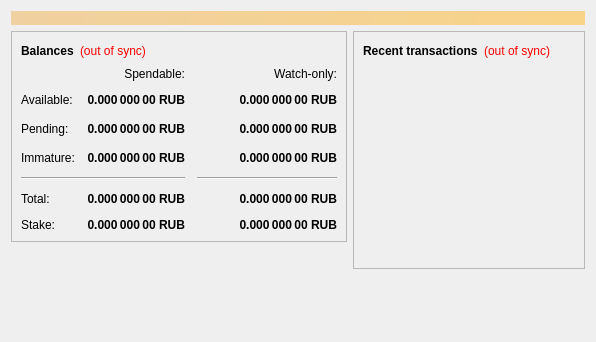
Old version of the form src/qt/forms/overviewpage.ui in the repository Exgibichi/cryptoruble.
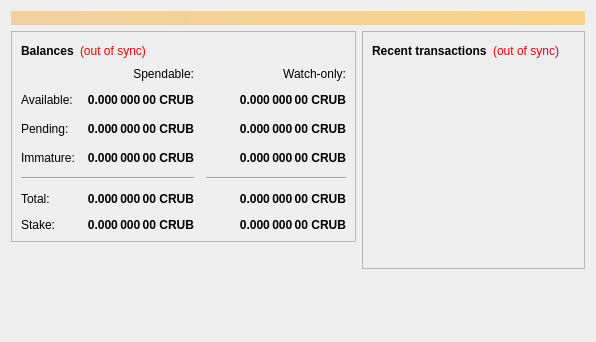
New version of the form.

Commit message: change ticker symbol RUB->CRUB

Patch:
```diff
--- a/src/qt/forms/overviewpage.ui
+++ b/src/qt/forms/overviewpage.ui
@@ -112,7 +112,7 @@
                <string>Unconfirmed transactions to watch-only addresses</string>
               </property>
               <property name="text">
-               <string notr="true">0.000 000 00 RUB</string>
+               <string notr="true">0.000 000 00 CRUB</string>
               </property>
               <property name="alignment">
                <set>Qt::AlignRight|Qt::AlignTrailing|Qt::AlignVCenter</set>
@@ -137,7 +137,7 @@
                <string>Total of transactions that have yet to be confirmed, and do not yet count toward the spendable balance</string>
               </property>
               <property name="text">
-               <string notr="true">0.000 000 00 RUB</string>
+               <string notr="true">0.000 000 00 CRUB</string>
               </property>
               <property name="alignment">
                <set>Qt::AlignRight|Qt::AlignTrailing|Qt::AlignVCenter</set>
@@ -162,7 +162,7 @@
                <string>Mined balance in watch-only addresses that has not yet matured</string>
               </property>
               <property name="text">
-               <string notr="true">0.000 000 00 RUB</string>
+               <string notr="true">0.000 000 00 CRUB</string>
               </property>
               <property name="alignment">
                <set>Qt::AlignRight|Qt::AlignTrailing|Qt::AlignVCenter</set>
@@ -220,7 +220,7 @@
                <string>Mined balance that has not yet matured</string>
               </property>
               <property name="text">
-               <string notr="true">0.000 000 00 RUB</string>
+               <string notr="true">0.000 000 00 CRUB</string>
               </property>
               <property name="alignment">
                <set>Qt::AlignRight|Qt::AlignTrailing|Qt::AlignVCenter</set>
@@ -265,7 +265,7 @@
                <string>Your current total balance</string>
               </property>
               <property name="text">
-               <string notr="true">0.000 000 00 RUB</string>
+               <string notr="true">0.000 000 00 CRUB</string>
               </property>
               <property name="alignment">
                <set>Qt::AlignRight|Qt::AlignTrailing|Qt::AlignVCenter</set>
@@ -290,7 +290,7 @@
                <string>Current total balance in watch-only addresses</string>
               </property>
               <property name="text">
-               <string notr="true">0.000 000 00 RUB</string>
+               <string notr="true">0.000 000 00 CRUB</string>
               </property>
               <property name="alignment">
                <set>Qt::AlignRight|Qt::AlignTrailing|Qt::AlignVCenter</set>
@@ -332,7 +332,7 @@
                <string>Your current spendable balance</string>
               </property>
               <property name="text">
-               <string notr="true">0.000 000 00 RUB</string>
+               <string notr="true">0.000 000 00 CRUB</string>
               </property>
               <property name="alignment">
                <set>Qt::AlignRight|Qt::AlignTrailing|Qt::AlignVCenter</set>
@@ -357,7 +357,7 @@
                <string>Your current balance in watch-only addresses</string>
               </property>
               <property name="text">
-               <string notr="true">0.000 000 00 RUB</string>
+               <string notr="true">0.000 000 00 CRUB</string>
               </property>
               <property name="alignment">
                <set>Qt::AlignRight|Qt::AlignTrailing|Qt::AlignVCenter</set>
@@ -406,7 +406,7 @@
                <string>Your current balance that is used in stake generation</string>
               </property>
               <property name="text">
-               <string notr="true">0.000 000 00 RUB</string>
+               <string notr="true">0.000 000 00 CRUB</string>
               </property>
               <property name="alignment">
                <set>Qt::AlignRight|Qt::AlignTrailing|Qt::AlignVCenter</set>
@@ -431,7 +431,7 @@
                <string>Your current balance that is used for stake generation in watch-only addresses</string>
               </property>
               <property name="text">
-               <string notr="true">0.000 000 00 RUB</string>
+               <string notr="true">0.000 000 00 CRUB</string>
               </property>
               <property name="alignment">
                <set>Qt::AlignRight|Qt::AlignTrailing|Qt::AlignVCenter</set>
```
Left out of the diff: 4 changed lines with no effect on the pictures. The commit also changes 33 other files.
